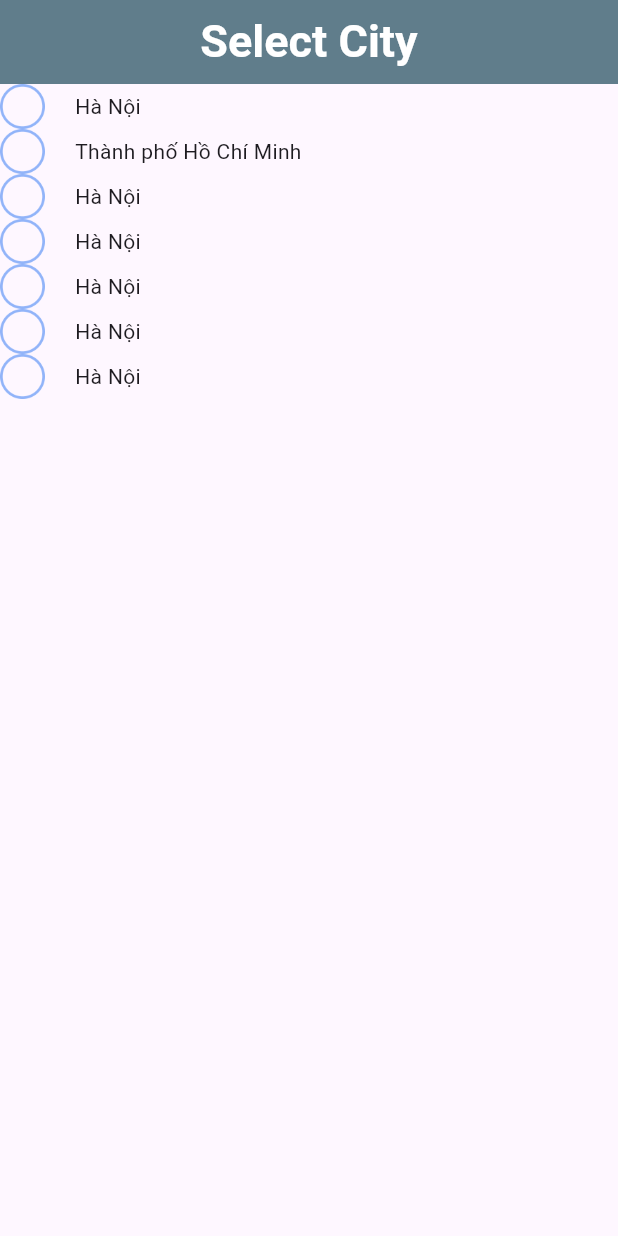
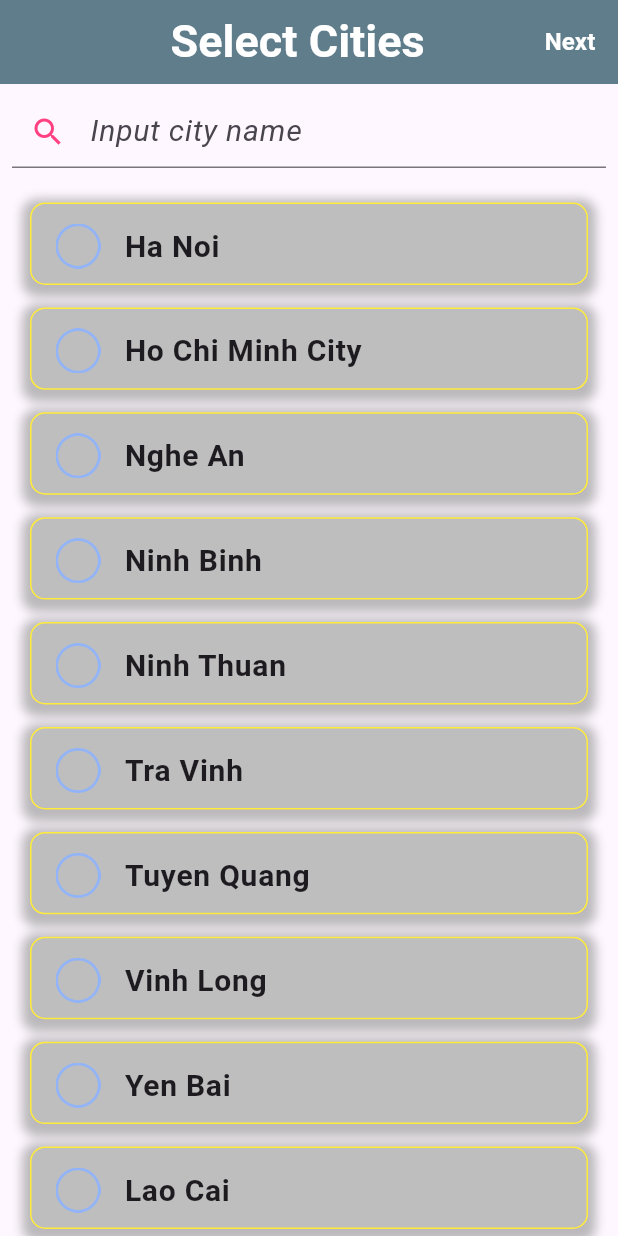
Before and after one commit to VanBao985/Project_1_weather_forecast_app, a Flutter app: the SelectCity screen opened directly, on a phone screen of 412 x 824 dp. Run offline on Flutter 3.47's test engine with Material 3 defaults, Android fonts, the phone set to English and light mode, and no system bars; Roboto replaces fonts that are missing (Arial).

Commit message:
update ui: started/main, api, model

```diff
--- /dev/null
+++ b/lib/api/city_api.dart
@@ -0,0 +1,12 @@
+import '../models/city.dart';
+
+class CityAPI{
+
+// getSelectedCities(): lay ra danh sach cities da chon trong cua so Select City
+static List<City> getSelectedCities(){
+List<City> selectedCities = City.citiesList;
+return selectedCities
+    .where((city) => city.isSelected == true)
+    .toList();
+}
+}
--- a/lib/models/city.dart
+++ b/lib/models/city.dart
@@ -1,19 +1,47 @@
 class City{
   bool isSelected;
-  final String city;
+  final String name;
   final int id;
   bool isDefault;
 
-  City(this.isSelected, this.city, this.id, this.isDefault);
+  City(this.isSelected, this.name, this.id, this.isDefault);
 
   static List<City> citiesList = [
-    City(false, 'Hà Nội', 1581130, true),
-    City(false, 'Thành phố Hồ Chí Minh', 1580578, false),
-    City(false, 'Hà Nội', 1581130, false),
-    City(false, 'Hà Nội', 1581130, false),
-    City(false, 'Hà Nội', 1581130, false),
-    City(false, 'Hà Nội', 1581130, false),
-    City(false, 'Hà Nội', 1581130, false),
+    City(false, 'Ha Noi', 1581130, true),
+    City(false, 'Ho Chi Minh City', 1580578, false),
+    City(false, 'Nghe An', 1559969, false),
+    City(false, 'Ninh Binh', 1559970, false),
+    City(false, 'Ninh Thuan', 1559971, false),
+    City(false, 'Tra Vinh', 1559975, false),
+    City(false, 'Tuyen Quang', 1559976, false),
+    City(false, 'Vinh Long', 1559977, false),
+    City(false, 'Yen Bai', 1559978, false),
+    City(false, 'Lao Cai', 1562412, false),
+    City(false, 'Vung Tau', 1562414, false),
+    City(false, 'Vinh', 1562798, false),
+    City(false, 'Viet Tri', 1562820, false),
+    City(false, 'Tien Giang', 1564676, false),
+    City(false, 'Thua Thien Hue', 1565033, false),
+    City(false, 'Kon Tum', 1565088, false),
+    City(false, 'Thanh Hoa', 1566165, false),
+    City(false, 'Thai Nguyen', 1566319, false),
+    City(false, 'Thai Binh', 1566346, false),
+    City(false, 'Tay Ninh', 1566559, false),
+    City(false, 'Son La', 1567681, false),
+    City(false, 'Soc Trang', 1567788, false),
+    City(false, 'Sa Pa', 1568043, false),
+    City(false, 'Quy Nhon', 1568574, false),
+    City(false, 'Quang Tri', 1568738, false),
+    City(false, 'Quang Ngai', 1568770, false),
+    City(false, 'Pleiku', 1569684, false),
+    City(false, 'Phu Yen', 1569805, false),
+    City(false, 'Phan Thiet', 1571058, false),
+    City(false, 'Ninh Binh', 1566319, false),
+    City(false, 'Nha Trang', 1572151, false),
+    City(false, 'Hoa Binh', 1567788, false),
+    City(false, 'Nam Dinh', 1573517, false),
+    City(false, 'Long An', 1575788, false),
+  ];
 
-  ];
+
 }
--- /dev/null
+++ b/lib/models/weather.dart
@@ -0,0 +1,27 @@
+class Weather{
+  int id;  //id kieu thoi tiet
+  String main;  //thoi tiet chinh: clouds, rain, sun,..
+  String description;  //mo ta: clearly, overcast,...
+  String icon;  // icon kieu thoi tiet
+  double temp;  // thoi tiet do C
+  double feels_like;  // cam thay nhu bao nhieu do
+  double wind; //toc do gio donvi: km/h
+  int humidity; // do am (%)
+  String sunrise;  // thoi gian mat troi moc
+  String sunset;
+
+
+  Weather({
+    this.id = 0,
+    this.main = "",
+    this.description = "",
+    this.icon = "",
+    this.temp = 0.0,
+    this.feels_like = 0.0,
+    this.wind = 0.0,
+    this.humidity = 0,
+    this.sunrise = "",
+    this.sunset = ""
+  });
+
+}
--- a/lib/ui/home.dart
+++ b/lib/ui/home.dart
@@ -0,0 +1,9 @@
+import 'package:flutter/cupertino.dart';
+
+class Home extends StatefulWidget {
+  @override
+  State<StatefulWidget> createState() {
+    // TODO: implement createState
+    throw UnimplementedError();
+  }
+}
--- a/lib/ui/select_city.dart
+++ b/lib/ui/select_city.dart
@@ -1,5 +1,8 @@
 import 'package:flutter/material.dart';
+import 'package:weather_app/api/city_api.dart';
 import 'package:weather_app/models/city.dart';
+
+import 'home.dart';
 
 class SelectCity extends StatefulWidget {
   const SelectCity({Key? key}) : super(key: key);
@@ -11,45 +14,128 @@ class SelectCity extends StatefulWidget {
 }
 
 class _SelectCity extends State<SelectCity>{
+
+  String _searchText = "";
+  List<City> cities = City.citiesList;
+
   @override
   Widget build(BuildContext context) {
     Size size = MediaQuery.of(context).size;
-    List<City> cities = City.citiesList;
     return Scaffold(
       appBar: AppBar(
-        title: const Center(child: Text("Select City",
+        title: const Row(
+          mainAxisAlignment: MainAxisAlignment.center,
+          children: [
+            Spacer(flex: 2),
+            Text(
+              "Select Cities",
               style: TextStyle(fontSize: 30, fontWeight: FontWeight.bold),
-          )
+            ),
+            Spacer(),
+          ],
         ),
         backgroundColor: Colors.blueGrey,
         foregroundColor: Colors.white,
         automaticallyImplyLeading: false,
+        actions: [
+          TextButton(
+            onPressed: (){
+              // Navigator.pushReplacement(context, MaterialPageRoute(
+              // builder: (context) => const Home()));
+
+              // List<City> list = CityAPI.getSelectedCities();
+              // for (City city in list){
+              //   print(city.name);
+              // }
+            },
+            child: const Text("Next",
+              style: TextStyle(
+                fontWeight: FontWeight.bold,
+                fontSize: 16,
+                color: Colors.white,
               ),
-      body: ListView.builder(
-        itemCount: cities.length,
+            ),
+          ),
+        ],
+      ),
+      body: Column(
+        children: [
+          Padding(
+            padding: const EdgeInsets.all(8.0),
+            child: TextField(
+              onChanged: (text){
+                setState(() {
+                _searchText = text;
+                });
+              },
+              decoration: const InputDecoration(
+                hintText: "Input city name",
+                hintStyle: TextStyle(
+                  fontSize: 20,
+                  fontStyle: FontStyle.italic,
+                  fontFamily: 'Arial'
+                ),
+                prefixIcon: Icon(Icons.search),
+                prefixIconColor: Colors.pinkAccent,
+              ),
+            ),
+          ),
+          Expanded(
+            child: ListView.builder(
+              itemCount: filteredCities.length,
               itemBuilder: (BuildContext context, int index) {
-          return Container(
-            decoration: const BoxDecoration(
-
+                return SizedBox(
+                  // width: size.width * 0.8,
+                  child: Container(
+                    height: size.height/15,
+                    margin: const EdgeInsets.only(top: 15, left: 20, right: 20),
+                    decoration: BoxDecoration(
+                      color: const Color.fromARGB(255, 190, 190, 190),
+                      borderRadius: BorderRadius.circular(10),
+                      border: cities[index].isSelected == true ? Border.all(
+                        color: Colors.lightBlue, width: 3)
+                          : Border.all(color: Colors.yellow),
+                      boxShadow: [
+                        BoxShadow(
+                          color: Colors.grey.withOpacity(0.7),
+                          spreadRadius: 5,
+                          blurRadius: 5,
+                          offset: const Offset(0, 3),
+                        )
+                      ]
                     ),
-            child: Row(
-              children: [
-                GestureDetector(
+                    child: ListTile(
+                      // contentPadding: const EdgeInsets.only(bottom:10),
+                      leading: GestureDetector(
                         onTap: (){
-
+                          setState(() {
+                            cities[index].isSelected =! cities[index].isSelected;
+                          });
                         },
                         child: Image.asset(cities[index].isSelected == true ?
-                  'assets/checked.png' : 'assets/unchecked.png', width: 30,),
+                        'assets/checked.png' : 'assets/unchecked.png', width: 30,
                         ),
-                const SizedBox(width: 20,),
-                Text(cities[index].city)
+                        // const SizedBox(width: 20,)
+                      ),
+                      title: Text(filteredCities[index].name,
+                        style: const TextStyle(fontSize: 20, fontWeight: FontWeight.bold),
+                      ),
+                    ),
+                  ),
+                );
+              },
+            ),
+          ),
         ],
       ),
     );
+  }
 
-        },
-
-      ),
-    );
+  List<City> get filteredCities {
+    if (_searchText.isEmpty) {
+      return cities;
+    } else {
+      return cities.where((city) => city.name.toLowerCase().contains(_searchText.toLowerCase())).toList();
     }
   }
+}
```
Also changed, not shown: lib/api/weather_api.dart (+114 -2 lines), lib/models/weather_next_hour.dart (added, +19 -0 lines), 4 other files. Lines whose indentation alone changed are shown as unchanged.
